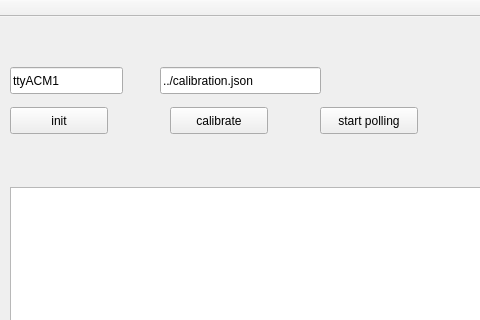
Before: the Qt Designer form RayDisplayWindow.ui in janisozaur/mgr_rd2, drawn with Qt 5; both pictures show x 100 to 580 and y 0 to 320 of the 1017 by 699 pixel window.
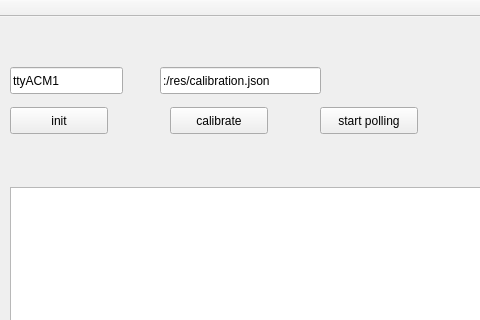
After: the same form once the commit is applied.

Commit message:
add sample (working) calibration file
it uses module directly opposite to the sender and one to each side
of it, apart from corners, where only parallel modules are used

```diff
--- a/RayDisplayWindow.ui
+++ b/RayDisplayWindow.ui
@@ -86,7 +86,7 @@
      </rect>
     </property>
     <property name="text">
-     <string>../calibration.json</string>
+     <string>:/res/calibration.json</string>
     </property>
    </widget>
   </widget>
```
The commit also changes 3 other files.
